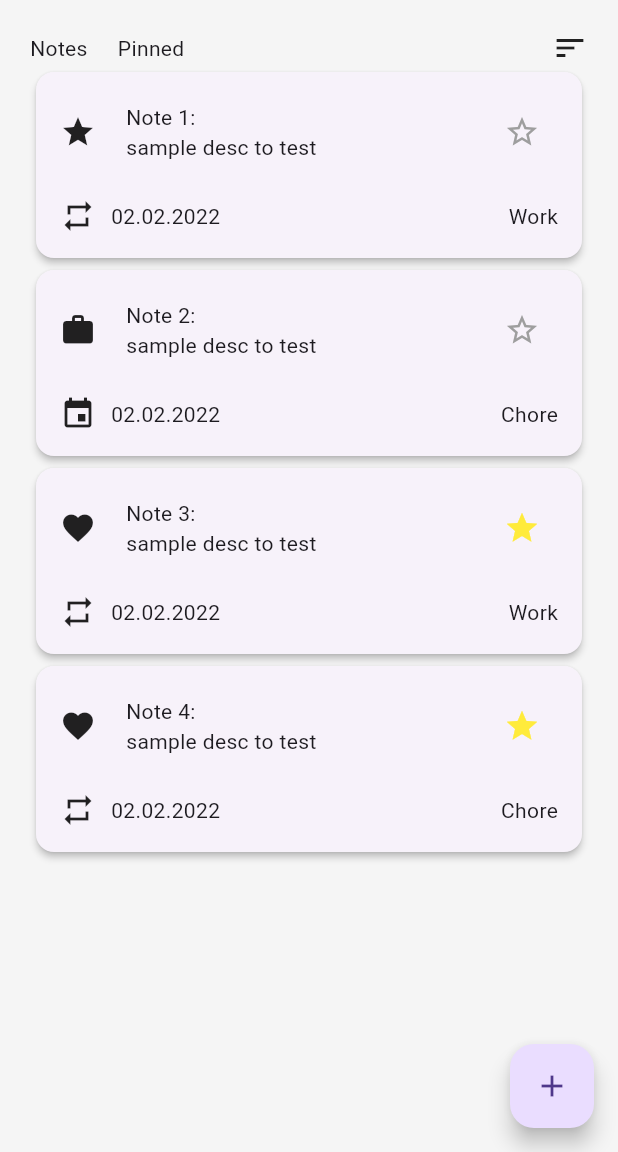
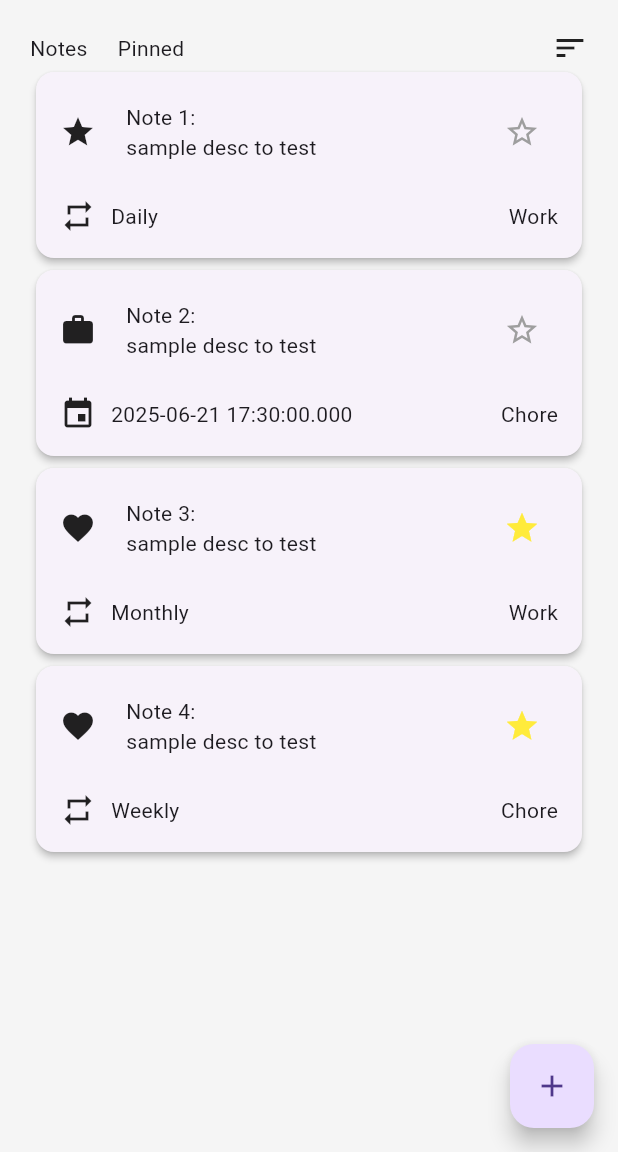
Before and after one commit to Mourad-Dellali/ToDO_List, a Flutter app: the screen it shows after launch, on a phone screen of 412 x 824 dp, the part 84-1236 px from its top. Run offline on Flutter 3.47's test engine with Material 3 defaults, Android fonts, the phone set to English and light mode, and no system bars.

Commit message:
made routine types and deadline show dynamically on tiles

```diff
--- a/lib/common/widgets/todo_tile.dart
+++ b/lib/common/widgets/todo_tile.dart
@@ -1,5 +1,6 @@
 import 'package:demo_todo_list/util/constants/available_icons.dart';
 import 'package:demo_todo_list/util/constants/sizes.dart';
+import 'package:demo_todo_list/util/models/is_deadline.dart';
 import 'package:demo_todo_list/util/models/is_routine.dart';
 import 'package:flutter/material.dart';
 
@@ -14,7 +15,7 @@ final bool taskCompleted;
 final Icon? taskIcon;
 final int index;
 final IsRoutine routine;
-final DateTime? deadline;
+final IsDeadline? deadline;
 final Function(bool,int) starChanged;
 final VoidCallback? onTap;
   const TodoTile({super.key,
@@ -85,10 +86,14 @@ InkWell(
             spacing: 10,
             children: [
           routine.isRoutine ? Icon(Icons.repeat) : Icon(Icons.event),
-          Text("02.02.2022"), // will make dynamic later
+          routine.isRoutine
+      ? Text(routine.routineType ?? "")
+      : (deadline?.deadline != null
+          ? Text(deadline!.deadline.toString())
+          : const Text("")),
             ]
           ),
-          Text(taskCategory) // will make dynamic later
+          Text(taskCategory)
 
 
         ],
--- a/lib/pages/to_do.dart
+++ b/lib/pages/to_do.dart
@@ -68,7 +68,7 @@ void showTask(int index) {
                     taskCompleted: Todotasks.toDoTasks[index][4],
                     taskIcon: Icon(Todotasks.toDoTasks[index][3]),
                     routine: Todotasks.toDoTasks[index][5],
-                    deadline: Todotasks.toDoTasks[index][6].deadline,
+                    deadline: Todotasks.toDoTasks[index][6],
                     taskCategory: Todotasks.toDoTasks[index][7],
                     onTap:() =>
                     showTask(index),
```
